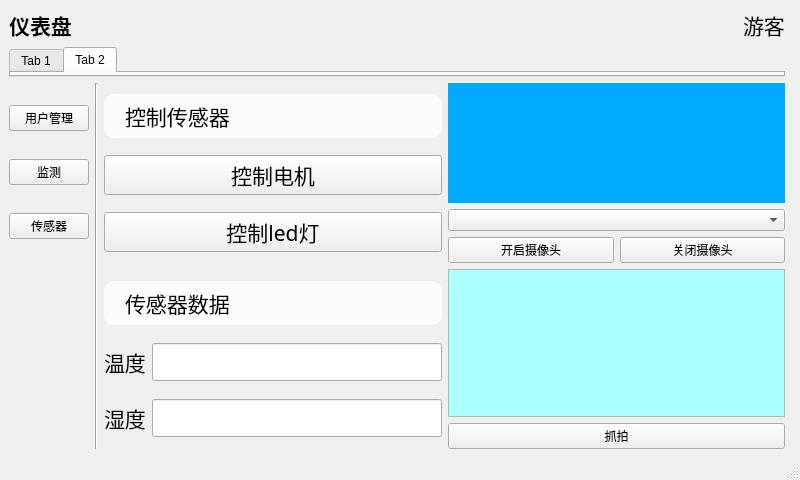
Before: the Qt Designer form mainwin.ui in JinJieBeWater/oceanSystem, drawn with Qt 5.
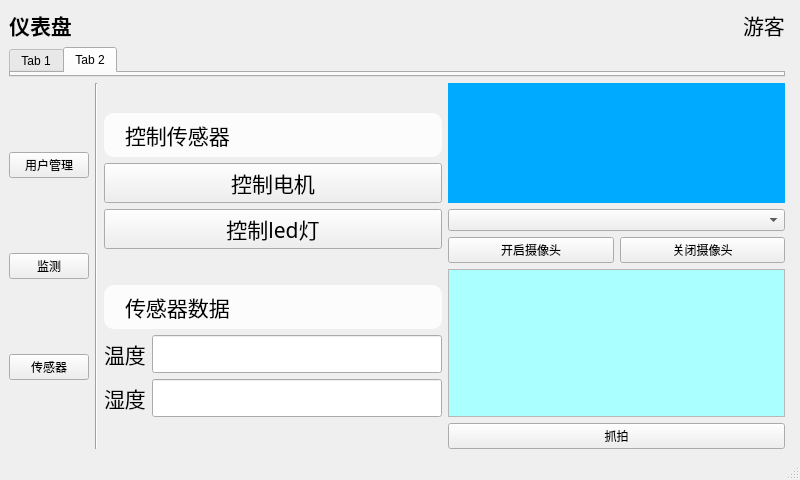
After: the same form once the commit is applied. The open tabs and pages were chosen to show the change.

Commit message: ✨ feat(ui): 重构主窗口布局，优化摄像头和抓拍功能的界面

What changed in the file:
```diff
--- a/mainwin.ui
+++ b/mainwin.ui
@@ -18,55 +18,7 @@
   </property>
   <widget class="QWidget" name="centralwidget">
    <layout class="QGridLayout" name="gridLayout">
-    <item row="1" column="0" colspan="5">
-     <widget class="QTabWidget" name="tabWidget">
-      <property name="sizePolicy">
-       <sizepolicy hsizetype="Expanding" vsizetype="Preferred">
-        <horstretch>0</horstretch>
-        <verstretch>0</verstretch>
-       </sizepolicy>
-      </property>
-      <property name="currentIndex">
-       <number>0</number>
-      </property>
-      <widget class="QWidget" name="tab">
-       <attribute name="title">
-        <string>Tab 1</string>
-       </attribute>
-      </widget>
-      <widget class="QWidget" name="tab_2">
-       <attribute name="title">
-        <string>Tab 2</string>
-       </attribute>
-      </widget>
-     </widget>
-    </item>
-    <item row="2" column="0">
-     <layout class="QVBoxLayout" name="navLayout">
-      <item>
-       <widget class="QPushButton" name="userManageButton">
-        <property name="text">
-         <string>用户管理</string>
-        </property>
-       </widget>
-      </item>
-      <item>
-       <widget class="QPushButton" name="monitorButton">
-        <property name="text">
-         <string>监测</string>
-        </property>
-       </widget>
-      </item>
-      <item>
-       <widget class="QPushButton" name="sensorButton">
-        <property name="text">
-         <string>传感器</string>
-        </property>
-       </widget>
-      </item>
-     </layout>
-    </item>
-    <item row="0" column="0" colspan="5">
+    <item row="0" column="0" colspan="3">
      <layout class="QHBoxLayout" name="horizontalLayout_3">
       <item>
        <widget class="QLabel" name="title">
@@ -126,238 +78,298 @@
       </item>
      </layout>
     </item>
-    <item row="2" column="1" rowspan="2" colspan="2">
+    <item row="1" column="0" colspan="3">
+     <widget class="QTabWidget" name="tabWidget">
+      <property name="sizePolicy">
+       <sizepolicy hsizetype="Expanding" vsizetype="Preferred">
+        <horstretch>0</horstretch>
+        <verstretch>0</verstretch>
+       </sizepolicy>
+      </property>
+      <property name="currentIndex">
+       <number>1</number>
+      </property>
+      <widget class="QWidget" name="tab">
+       <attribute name="title">
+        <string>Tab 1</string>
+       </attribute>
+      </widget>
+      <widget class="QWidget" name="tab_2">
+       <attribute name="title">
+        <string>Tab 2</string>
+       </attribute>
+      </widget>
+     </widget>
+    </item>
+    <item row="2" column="0">
+     <layout class="QVBoxLayout" name="verticalLayout_3">
+      <item>
+       <widget class="QPushButton" name="userManageButton">
+        <property name="text">
+         <string>用户管理</string>
+        </property>
+       </widget>
+      </item>
+      <item>
+       <widget class="QPushButton" name="monitorButton">
+        <property name="text">
+         <string>监测</string>
+        </property>
+       </widget>
+      </item>
+      <item>
+       <widget class="QPushButton" name="sensorButton">
+        <property name="text">
+         <string>传感器</string>
+        </property>
+       </widget>
+      </item>
+     </layout>
+    </item>
+    <item row="2" column="1">
      <widget class="Line" name="line">
       <property name="orientation">
        <enum>Qt::Vertical</enum>
       </property>
      </widget>
     </item>
-    <item row="3" column="4">
-     <layout class="QVBoxLayout" name="snapLayout">
+    <item row="2" column="2">
+     <layout class="QHBoxLayout" name="horizontalLayout">
       <item>
-       <widget class="QScrollArea" name="snapShotScrollArea">
-        <property name="horizontalScrollBarPolicy">
-         <enum>Qt::ScrollBarAsNeeded</enum>
-        </property>
-        <property name="widgetResizable">
-         <bool>true</bool>
-        </property>
-        <widget class="QWidget" name="snapShotArea">
-         <property name="geometry">
-          <rect>
-           <x>0</x>
-           <y>0</y>
-           <width>304</width>
-           <height>121</height>
-          </rect>
-         </property>
-         <property name="sizePolicy">
-          <sizepolicy hsizetype="Expanding" vsizetype="Expanding">
-           <horstretch>0</horstretch>
-           <verstretch>0</verstretch>
-          </sizepolicy>
-         </property>
-         <property name="styleSheet">
-          <string notr="true">background-color: rgb(170, 255, 255);</string>
-         </property>
-         <layout class="QVBoxLayout" name="snapImageLayout"/>
-        </widget>
-       </widget>
+       <layout class="QVBoxLayout" name="verticalLayout_4">
+        <item>
+         <layout class="QVBoxLayout" name="verticalLayout">
+          <item>
+           <widget class="QLabel" name="label_2">
+            <property name="sizePolicy">
+             <sizepolicy hsizetype="Preferred" vsizetype="Maximum">
+              <horstretch>0</horstretch>
+              <verstretch>0</verstretch>
+             </sizepolicy>
+            </property>
+            <property name="font">
+             <font>
+              <family>隶书</family>
+              <pointsize>16</pointsize>
+             </font>
+            </property>
+            <property name="styleSheet">
+             <string>background:rgba(255,255,255,0.8);border-radius:10px;padding:6px 16px;</string>
+            </property>
+            <property name="text">
+             <string>控制传感器</string>
+            </property>
+           </widget>
+          </item>
+          <item>
+           <widget class="QPushButton" name="pushButton">
+            <property name="font">
+             <font>
+              <family>隶书</family>
+              <pointsize>16</pointsize>
+             </font>
+            </property>
+            <property name="text">
+             <string>控制电机</string>
+            </property>
+           </widget>
+          </item>
+          <item>
+           <widget class="QPushButton" name="pushButton_2">
+            <property name="font">
+             <font>
+              <family>隶书</family>
+              <pointsize>16</pointsize>
+             </font>
+            </property>
+            <property name="text">
+             <string>控制led灯</string>
+            </property>
+           </widget>
+          </item>
+         </layout>
+        </item>
+        <item>
+         <layout class="QVBoxLayout" name="verticalLayout_2">
+          <item>
+           <widget class="QLabel" name="label">
+            <property name="sizePolicy">
+             <sizepolicy hsizetype="Preferred" vsizetype="Maximum">
+              <horstretch>0</horstretch>
+              <verstretch>0</verstretch>
+             </sizepolicy>
+            </property>
+            <property name="font">
+             <font>
+              <family>隶书</family>
+              <pointsize>16</pointsize>
+             </font>
+            </property>
+            <property name="styleSheet">
+             <string>background:rgba(255,255,255,0.8);border-radius:10px;padding:6px 16px;</string>
+            </property>
+            <property name="text">
+             <string>传感器数据</string>
+            </property>
+           </widget>
+          </item>
+          <item>
+           <layout class="QHBoxLayout" name="horizontalLayout_4">
+            <item>
+             <widget class="QLabel" name="label_3">
+              <property name="font">
+               <font>
+                <family>隶书</family>
+                <pointsize>16</pointsize>
+               </font>
+              </property>
+              <property name="text">
+               <string>温度</string>
+              </property>
+             </widget>
+            </item>
+            <item>
+             <widget class="QLineEdit" name="lineEdit">
+              <property name="sizePolicy">
+               <sizepolicy hsizetype="Expanding" vsizetype="Fixed">
+                <horstretch>0</horstretch>
+                <verstretch>0</verstretch>
+               </sizepolicy>
+              </property>
+              <property name="font">
+               <font>
+                <family>隶书</family>
+                <pointsize>16</pointsize>
+               </font>
+              </property>
+             </widget>
+            </item>
+           </layout>
+          </item>
+          <item>
+           <layout class="QHBoxLayout" name="horizontalLayout_2">
+            <item>
+             <widget class="QLabel" name="label_4">
+              <property name="font">
+               <font>
+                <family>隶书</family>
+                <pointsize>16</pointsize>
+               </font>
+              </property>
+              <property name="text">
+               <string>湿度</string>
+              </property>
+             </widget>
+            </item>
+            <item>
+             <widget class="QLineEdit" name="lineEdit_2">
+              <property name="sizePolicy">
+               <sizepolicy hsizetype="Expanding" vsizetype="Fixed">
+                <horstretch>0</horstretch>
+                <verstretch>0</verstretch>
+               </sizepolicy>
+              </property>
+              <property name="font">
+               <font>
+                <family>隶书</family>
+                <pointsize>16</pointsize>
+               </font>
+              </property>
+             </widget>
+            </item>
+           </layout>
+          </item>
+         </layout>
+        </item>
+       </layout>
       </item>
       <item>
-       <widget class="QPushButton" name="snapButton">
-        <property name="text">
-         <string>抓拍</string>
-        </property>
-       </widget>
-      </item>
-     </layout>
-    </item>
-    <item row="2" column="4">
-     <layout class="QVBoxLayout" name="cameraLayout">
-      <item>
-       <widget class="QWidget" name="cameraDisplay" native="true">
-        <property name="sizePolicy">
-         <sizepolicy hsizetype="Preferred" vsizetype="Expanding">
-          <horstretch>0</horstretch>
-          <verstretch>0</verstretch>
-         </sizepolicy>
-        </property>
-        <property name="styleSheet">
-         <string notr="true">background-color: rgb(0, 170, 255);</string>
-        </property>
-       </widget>
-      </item>
-      <item>
-       <widget class="QComboBox" name="cameraComboBox"/>
-      </item>
-      <item>
-       <layout class="QHBoxLayout" name="cameraControlLayout">
+       <layout class="QVBoxLayout" name="verticalLayout_5">
         <item>
-         <widget class="QPushButton" name="openCameraButton">
-          <property name="text">
-           <string>开启摄像头</string>
-          </property>
-         </widget>
+         <layout class="QVBoxLayout" name="cameraLayout">
+          <item>
+           <widget class="QWidget" name="cameraDisplay" native="true">
+            <property name="sizePolicy">
+             <sizepolicy hsizetype="Preferred" vsizetype="Expanding">
+              <horstretch>0</horstretch>
+              <verstretch>0</verstretch>
+             </sizepolicy>
+            </property>
+            <property name="styleSheet">
+             <string notr="true">background-color: rgb(0, 170, 255);</string>
+            </property>
+           </widget>
+          </item>
+          <item>
+           <widget class="QComboBox" name="cameraComboBox"/>
+          </item>
+          <item>
+           <layout class="QHBoxLayout" name="cameraControlLayout">
+            <item>
+             <widget class="QPushButton" name="openCameraButton">
+              <property name="text">
+               <string>开启摄像头</string>
+              </property>
+             </widget>
+            </item>
+            <item>
+             <widget class="QPushButton" name="closeCameraButton">
+              <property name="text">
+               <string>关闭摄像头</string>
+              </property>
+             </widget>
+            </item>
+           </layout>
+          </item>
+         </layout>
         </item>
         <item>
-         <widget class="QPushButton" name="closeCameraButton">
-          <property name="text">
-           <string>关闭摄像头</string>
-          </property>
-         </widget>
+         <layout class="QVBoxLayout" name="snapLayout">
+          <item>
+           <widget class="QScrollArea" name="snapShotScrollArea">
+            <property name="horizontalScrollBarPolicy">
+             <enum>Qt::ScrollBarAsNeeded</enum>
+            </property>
+            <property name="widgetResizable">
+             <bool>true</bool>
+            </property>
+            <widget class="QWidget" name="snapShotArea">
+             <property name="geometry">
+              <rect>
+               <x>0</x>
+               <y>0</y>
+               <width>301</width>
+               <height>119</height>
+              </rect>
+             </property>
+             <property name="sizePolicy">
+              <sizepolicy hsizetype="Expanding" vsizetype="Expanding">
+               <horstretch>0</horstretch>
+               <verstretch>0</verstretch>
+              </sizepolicy>
+             </property>
+             <property name="styleSheet">
+              <string notr="true">background-color: rgb(170, 255, 255);</string>
+             </property>
+             <layout class="QVBoxLayout" name="snapImageLayout"/>
+            </widget>
+           </widget>
+          </item>
+          <item>
+           <widget class="QPushButton" name="snapButton">
+            <property name="text">
+             <string>抓拍</string>
+            </property>
+           </widget>
+          </item>
+         </layout>
         </item>
        </layout>
       </item>
      </layout>
     </item>
-    <item row="2" column="5" rowspan="2">
-     <widget class="QWidget" name="widget" native="true"/>
-    </item>
     <item row="2" column="3">
-     <layout class="QVBoxLayout" name="control">
-      <item>
-       <widget class="QLabel" name="label_2">
-        <property name="sizePolicy">
-         <sizepolicy hsizetype="Preferred" vsizetype="Maximum">
-          <horstretch>0</horstretch>
-          <verstretch>0</verstretch>
-         </sizepolicy>
-        </property>
-        <property name="font">
-         <font>
-          <family>隶书</family>
-          <pointsize>16</pointsize>
-         </font>
-        </property>
-        <property name="styleSheet">
-         <string>background:rgba(255,255,255,0.8);border-radius:10px;padding:6px 16px;</string>
-        </property>
-        <property name="text">
-         <string>控制传感器</string>
-        </property>
-       </widget>
-      </item>
-      <item>
-       <widget class="QPushButton" name="pushButton">
-        <property name="font">
-         <font>
-          <family>隶书</family>
-          <pointsize>16</pointsize>
-         </font>
-        </property>
-        <property name="text">
-         <string>控制电机</string>
-        </property>
-       </widget>
-      </item>
-      <item>
-       <widget class="QPushButton" name="pushButton_2">
-        <property name="font">
-         <font>
-          <family>隶书</family>
-          <pointsize>16</pointsize>
-         </font>
-        </property>
-        <property name="text">
-         <string>控制led灯</string>
-        </property>
-       </widget>
-      </item>
-     </layout>
-    </item>
-    <item row="3" column="3">
-     <layout class="QVBoxLayout" name="show">
-      <item>
-       <widget class="QLabel" name="label">
-        <property name="sizePolicy">
-         <sizepolicy hsizetype="Preferred" vsizetype="Maximum">
-          <horstretch>0</horstretch>
-          <verstretch>0</verstretch>
-         </sizepolicy>
-        </property>
-        <property name="font">
-         <font>
-          <family>隶书</family>
-          <pointsize>16</pointsize>
-         </font>
-        </property>
-        <property name="styleSheet">
-         <string>background:rgba(255,255,255,0.8);border-radius:10px;padding:6px 16px;</string>
-        </property>
-        <property name="text">
-         <string>传感器数据</string>
-        </property>
-       </widget>
-      </item>
-      <item>
-       <layout class="QHBoxLayout" name="horizontalLayout_4">
-        <item>
-         <widget class="QLabel" name="label_3">
-          <property name="font">
-           <font>
-            <family>隶书</family>
-            <pointsize>16</pointsize>
-           </font>
-          </property>
-          <property name="text">
-           <string>温度</string>
-          </property>
-         </widget>
-        </item>
-        <item>
-         <widget class="QLineEdit" name="lineEdit">
-          <property name="sizePolicy">
-           <sizepolicy hsizetype="Expanding" vsizetype="Fixed">
-            <horstretch>0</horstretch>
-            <verstretch>0</verstretch>
-           </sizepolicy>
-          </property>
-          <property name="font">
-           <font>
-            <family>隶书</family>
-            <pointsize>16</pointsize>
-           </font>
-          </property>
-         </widget>
-        </item>
-       </layout>
-      </item>
-      <item>
-       <layout class="QHBoxLayout" name="horizontalLayout_2">
-        <item>
-         <widget class="QLabel" name="label_4">
-          <property name="font">
-           <font>
-            <family>隶书</family>
-            <pointsize>16</pointsize>
-           </font>
-          </property>
-          <property name="text">
-           <string>湿度</string>
-          </property>
-         </widget>
-        </item>
-        <item>
-         <widget class="QLineEdit" name="lineEdit_2">
-          <property name="sizePolicy">
-           <sizepolicy hsizetype="Expanding" vsizetype="Fixed">
-            <horstretch>0</horstretch>
-            <verstretch>0</verstretch>
-           </sizepolicy>
-          </property>
-          <property name="font">
-           <font>
-            <family>隶书</family>
-            <pointsize>16</pointsize>
-           </font>
-          </property>
-         </widget>
-        </item>
-       </layout>
-      </item>
-     </layout>
+     <widget class="QWidget" name="widget" native="true"/>
     </item>
    </layout>
   </widget>
```
